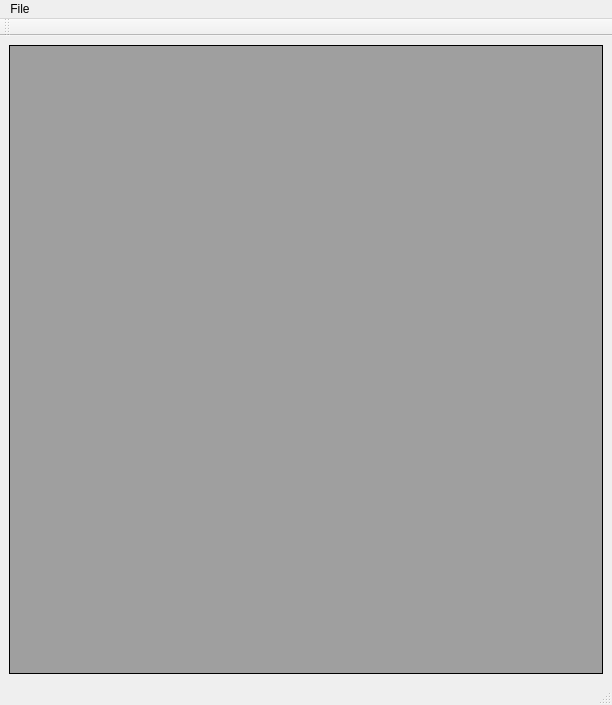
Above: apcartos_v01_gui.ui from vascobnunes/APCartOS before the change. Below: the same form after it.
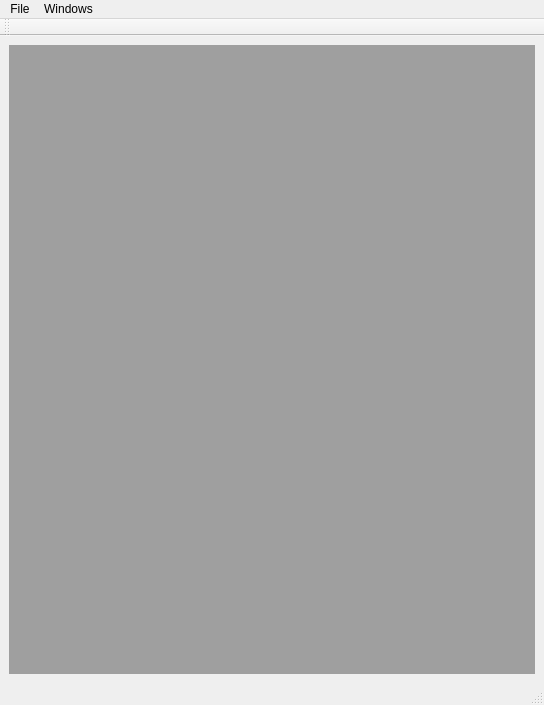
That is the form after the change.

Commit message: Updated UI with new menus

```diff
--- a/apcartos_v01_gui.ui
+++ b/apcartos_v01_gui.ui
@@ -6,7 +6,7 @@
    <rect>
     <x>0</x>
     <y>0</y>
-    <width>612</width>
+    <width>544</width>
     <height>705</height>
    </rect>
   </property>
@@ -16,14 +16,7 @@
   <widget class="QWidget" name="centralwidget">
    <layout class="QGridLayout" name="gridLayout">
     <item row="0" column="0">
-     <widget class="QMdiArea" name="mapArea">
-      <property name="frameShape">
-       <enum>QFrame::Box</enum>
-      </property>
-      <property name="viewMode">
-       <enum>QMdiArea::SubWindowView</enum>
-      </property>
-     </widget>
+     <widget class="QMdiArea" name="mapArea"/>
     </item>
    </layout>
   </widget>
@@ -32,8 +25,8 @@
     <rect>
      <x>0</x>
      <y>0</y>
-     <width>612</width>
-     <height>21</height>
+     <width>544</width>
+     <height>20</height>
     </rect>
    </property>
    <widget class="QMenu" name="menuFile">
@@ -41,9 +34,16 @@
      <string>File</string>
     </property>
     <addaction name="actionOpen"/>
-    <addaction name="actionNew_Window"/>
+   </widget>
+   <widget class="QMenu" name="menuWindows">
+    <property name="title">
+     <string>Windows</string>
+    </property>
+    <addaction name="actionTile"/>
+    <addaction name="actionLink"/>
    </widget>
    <addaction name="menuFile"/>
+   <addaction name="menuWindows"/>
   </widget>
   <widget class="QStatusBar" name="statusbar"/>
   <widget class="QToolBar" name="toolBar">
```
Left out of the diff: 11 changed lines with no effect on the pictures. The commit also changes 2 other files.
